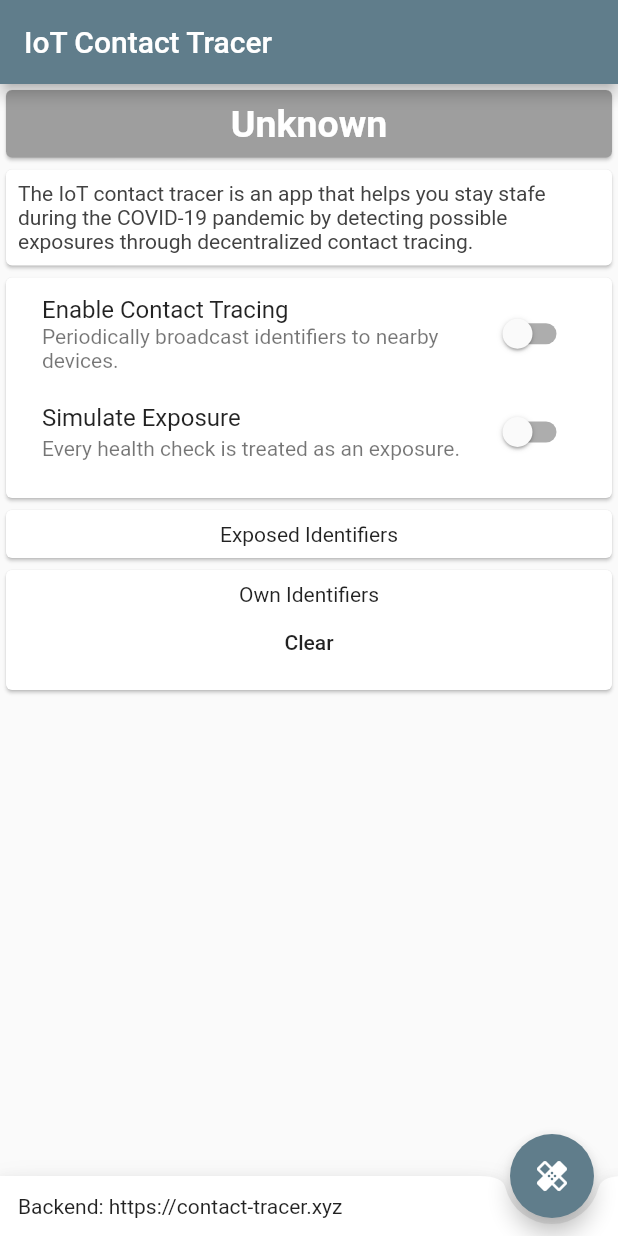
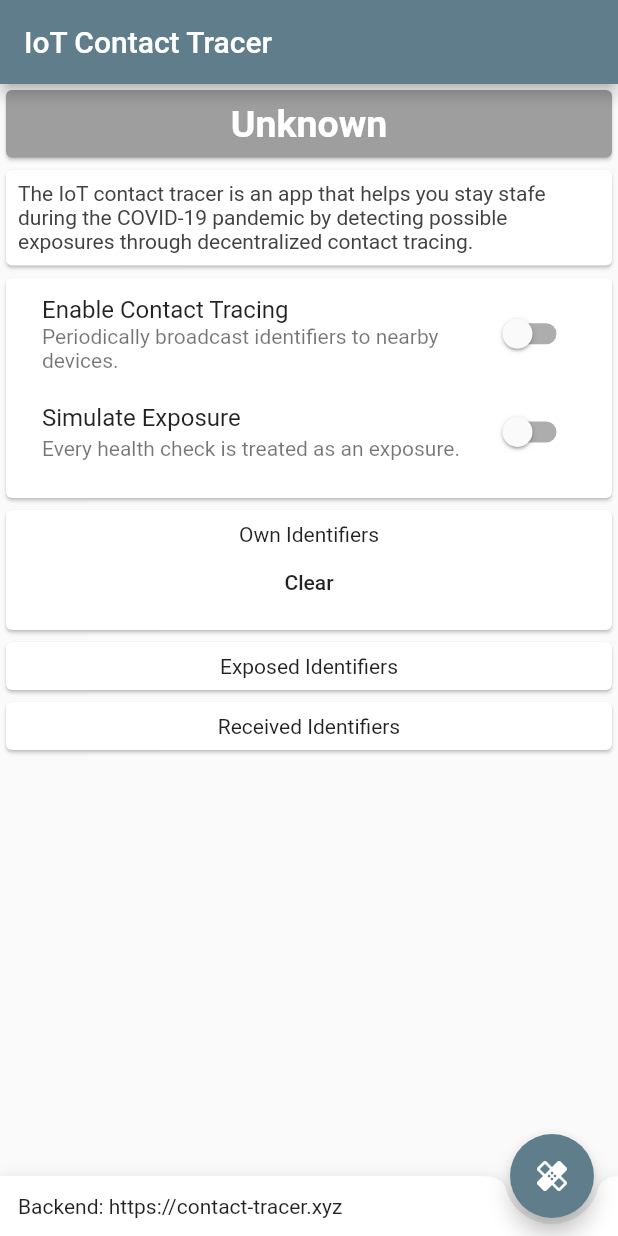
Before and after one commit to fwcd/iot-contact-tracer, a Flutter app: the screen it shows after launch, on a phone screen of 412 x 824 dp. Run offline on Flutter 3.47's test engine with Material 2 defaults, Android fonts, the light colour scheme and no system bars; missing offline and left inert: beacon_broadcast, flutter_beacon.

Commit message:
Differentiate between own and received identifiers

```diff
--- a/mobile-client/contact_tracer/lib/view/home_page.dart
+++ b/mobile-client/contact_tracer/lib/view/home_page.dart
@@ -37,9 +37,16 @@ class _ContactTracerHomePageState extends State<ContactTracerHomePage> {
 
   ContactTracerService _contactTracer = ContactTracerService();
   Set<String> _ownIdents = Set();
+  Set<String> _receivedIdents = Set();
   List<StreamSubscription> _contactTracingSubscriptions = [];
 
-  _ContactTracerHomePageState({this.backendUrl});
+  _ContactTracerHomePageState({this.backendUrl}) {
+    _contactTracer.currentIdentifier.listen((ident) {
+      setState(() {
+        _ownIdents.add(ident.toRadixString(16));
+      });
+    });
+  }
 
   void _queryHealth(BuildContext context) async {
     var response = await http.get('$backendUrl/api/v1/exposures');
@@ -77,8 +84,10 @@ class _ContactTracerHomePageState extends State<ContactTracerHomePage> {
           var sub = stream.listen((ident) {
             // TODO: Automatically perform health check,
             // perhaps in a throttled way?
-            _ownIdents.add(ident.toRadixString(16));
-            _latestReceivedIdent = ident;
+            setState(() {
+              _receivedIdents.add(ident.toRadixString(16));
+              _latestReceivedIdent = ident;
+            });
           });
           _contactTracingSubscriptions.add(sub);
         } else {
@@ -166,15 +175,9 @@ class _ContactTracerHomePageState extends State<ContactTracerHomePage> {
                       _simulateExposure = value;
                     });
                   },
-                )
+                ),
               ],
-            )
-          ),
-          FeedCard(
-            child: IdentifierList(
-              title: "Exposed Identifiers",
-              identifiers: _exposedIdents,
-            )
+            ),
           ),
           FeedCard(
             child: IdentifierList(
@@ -185,8 +188,20 @@ class _ContactTracerHomePageState extends State<ContactTracerHomePage> {
                   _ownIdents.clear();
                 });
               },
-            )
-          )
+            ),
+          ),
+          FeedCard(
+            child: IdentifierList(
+              title: "Exposed Identifiers",
+              identifiers: _exposedIdents,
+            ),
+          ),
+          FeedCard(
+            child: IdentifierList(
+              title: "Received Identifiers",
+              identifiers: _receivedIdents.toList(),
+            ),
+          ),
         ],
       ),
       floatingActionButton: FloatingActionButton(
```
